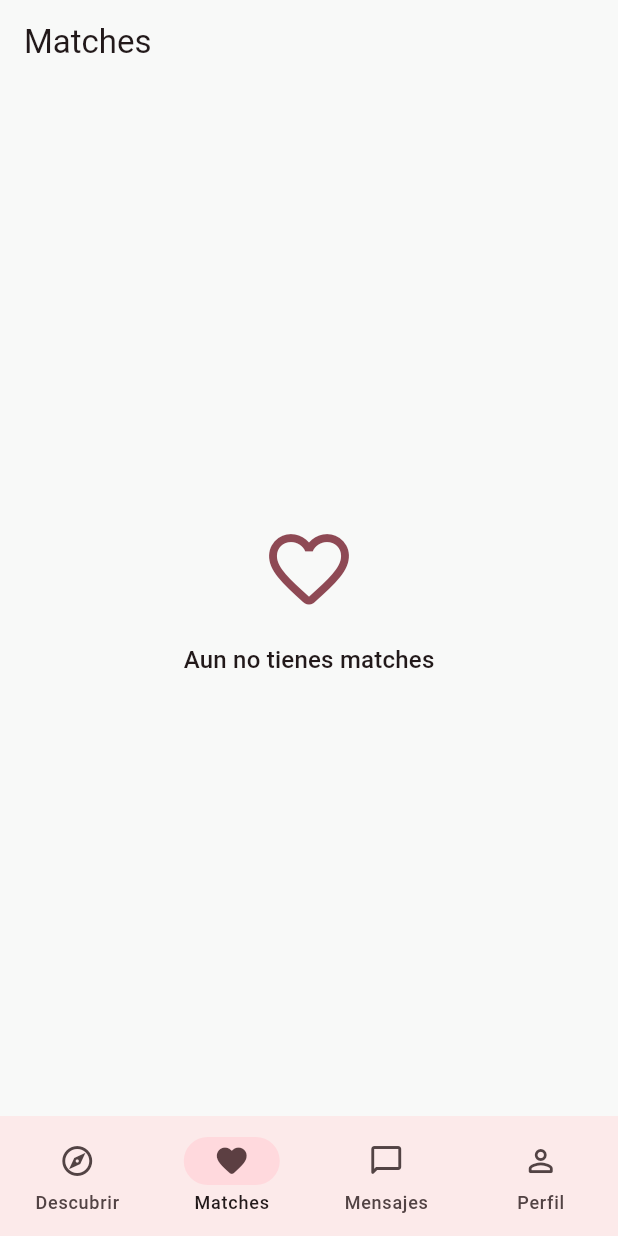
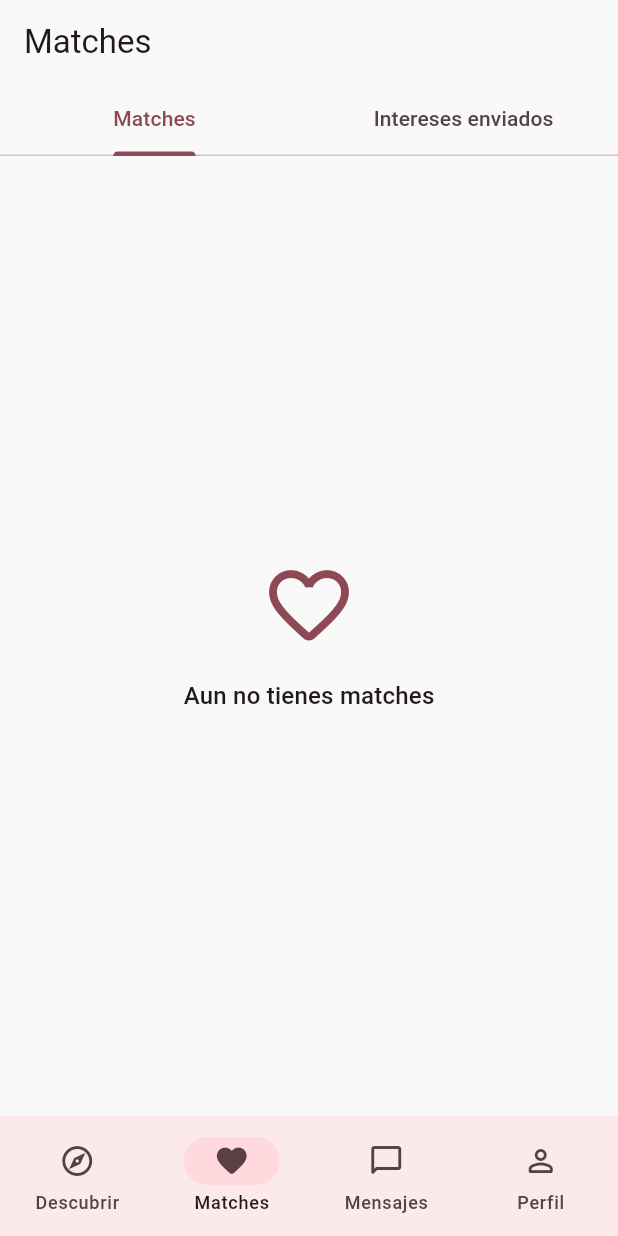
Before and after one commit to David32361/unimach, a Flutter app: the AuthenticatedHomeScreen screen opened by its route, item 2 of the bottom bar chosen, on a phone screen of 412 x 824 dp. Run offline on Flutter 3.47's test engine with Material 3 defaults, Android fonts, the phone set to English and light mode, and no system bars; our stand-ins replace cloud_firestore, firebase_auth, firebase_core, firebase_messaging, flutter_riverpod, go_router and 1 more; accounts and stored records are empty; generated files the repository leaves out were written again.

Commit message:
feat(matches): show saved interests while waiting for reciprocity

```diff
--- a/unimatch_user/lib/presentation/features/matches/matches_screen.dart
+++ b/unimatch_user/lib/presentation/features/matches/matches_screen.dart
@@ -4,12 +4,34 @@ import 'package:go_router/go_router.dart';
 import 'package:unimatch_user/presentation/widgets/avatar_sprite.dart';
 import 'package:unimatch_user/providers/auth_providers.dart';
 import 'package:unimatch_user/providers/matches_providers.dart';
+import 'package:unimatch_user/presentation/features/matches/sent_interests_tab.dart';
 
 class MatchesScreen extends ConsumerWidget {
   const MatchesScreen({super.key});
 
   @override
   Widget build(BuildContext context, WidgetRef ref) {
+    return DefaultTabController(
+      length: 2,
+      child: Column(
+        children: [
+          const TabBar(
+            tabs: [
+              Tab(text: 'Matches'),
+              Tab(text: 'Intereses enviados'),
+            ],
+          ),
+          Expanded(
+            child: TabBarView(
+              children: [_buildMatches(context, ref), const SentInterestsTab()],
+            ),
+          ),
+        ],
+      ),
+    );
+  }
+
+  Widget _buildMatches(BuildContext context, WidgetRef ref) {
     final matches = ref.watch(matchesProvider);
     final currentUid = ref.watch(firebaseAuthProvider).currentUser?.uid ?? '';
 
@@ -50,7 +72,9 @@ class MatchesScreen extends ConsumerWidget {
                       person.name,
                       style: const TextStyle(fontWeight: FontWeight.w700),
                     ),
-                    subtitle: Text('${person.university}\n${person.career}'),
+                    subtitle: Text(
+                      'Interés mutuo · ${person.university}\n${person.career}',
+                    ),
                     isThreeLine: true,
                     trailing: const Icon(Icons.chat_bubble_outline_rounded),
                     onTap: () => context.push('/chat/${match.id}/$otherUid'),
```
Also changed, not shown: unimatch_user/lib/presentation/features/discovery/discovery_screen.dart (+7 -1 lines), unimatch_user/lib/presentation/features/matches/sent_interests_tab.dart (added, +94 -0 lines), 1 other file.
